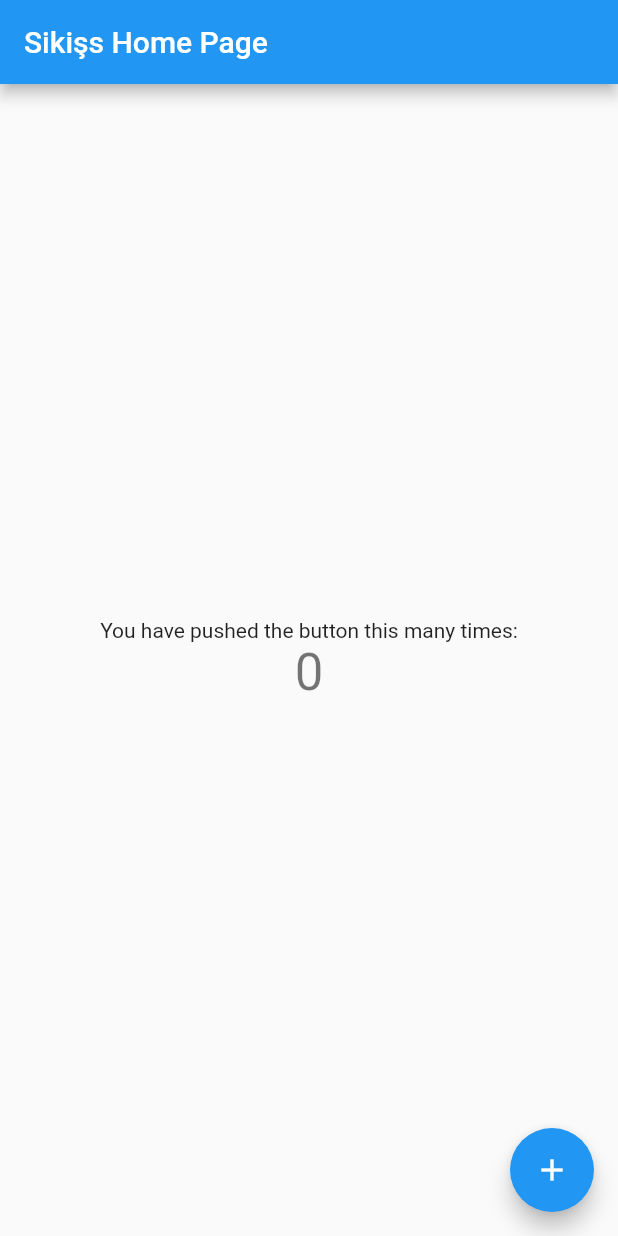
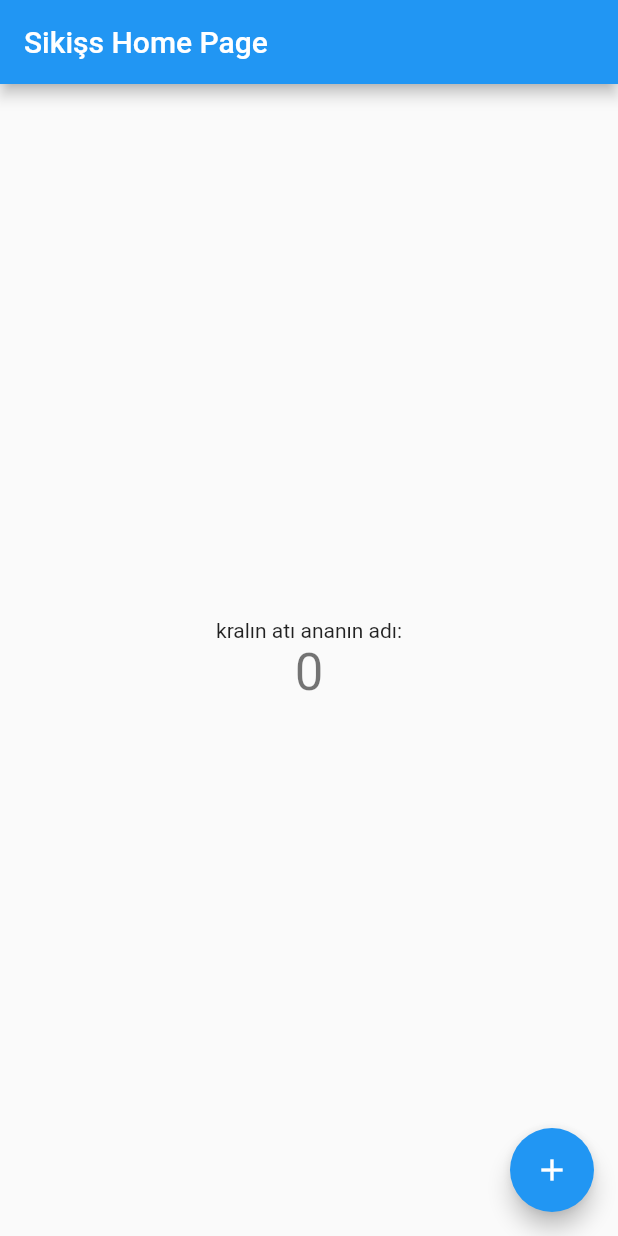
Before and after one commit to bahoisreliable/deneme2, a Flutter app: the screen it shows after launch, on a phone screen of 412 x 824 dp. Run offline on Flutter 3.47's test engine with Material 2 defaults, Android fonts, the phone set to English and light mode, and no system bars.

Commit message:
Update main.dart

```diff
--- a/lib/main.dart
+++ b/lib/main.dart
@@ -46,7 +46,7 @@ class _MyHomePageState extends State<MyHomePage> {
           mainAxisAlignment: MainAxisAlignment.center,
           children: <Widget>[
             Text(
-              'You have pushed the button this many times:',
+              'kralın atı ananın adı:',
             ),
             Text(
               '$_counter',
```
